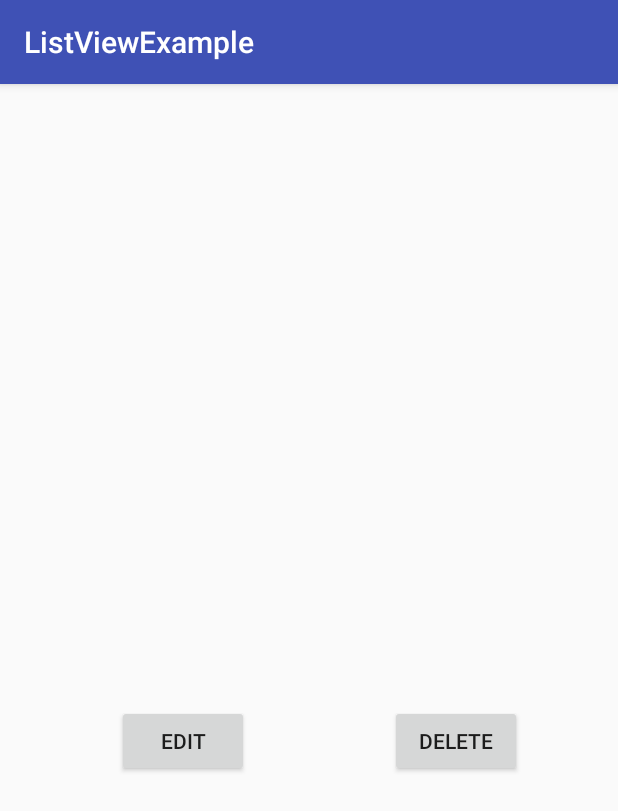
After one commit to erwanlbp/cryptolist, an Android app: the MenuActivity screen opened directly, with no data from a screen before it, on a phone screen of 412 x 824 dp. The commit adds this screen. Shown: the top 811 px of the screen. Run offline under Robolectric (Android 15) with nearby library versions, the phone set to English and light mode, and no system bars; 1 statement that could not run was skipped.

Commit message:
Alex (#3)
* debut edit delete

* fin edit delete

```diff
--- a/app/src/main/AndroidManifest.xml
+++ b/app/src/main/AndroidManifest.xml
@@ -16,7 +16,9 @@
                 <category android:name="android.intent.category.LAUNCHER" />
             </intent-filter>
         </activity>
-        <activity android:name=".CryptoListActivity"></activity>
+        <activity android:name=".CryptoListActivity" />
+        <activity android:name=".MenuActivity" />
+        <activity android:name=".EditActivity"></activity>
     </application>
 
 </manifest>
--- a/app/src/main/java/fr/eisti/listviewexample/Datas.java
+++ b/app/src/main/java/fr/eisti/listviewexample/Datas.java
@@ -17,7 +17,7 @@ public class Datas {
         this.cryptomonnaies = new ArrayList<>();
     }
 
-    public Datas getInstance() {
+    public static Datas getInstance() {
         if(instance==null)
             instance = new Datas();
         return instance;
--- /dev/null
+++ b/app/src/main/java/fr/eisti/listviewexample/MenuActivity.java
@@ -0,0 +1,39 @@
+package fr.eisti.listviewexample;
+
+import android.content.Intent;
+import android.support.v7.app.AppCompatActivity;
+import android.os.Bundle;
+import android.view.View;
+import android.widget.TextView;
+
+public class MenuActivity extends AppCompatActivity {
+
+    private String cryptoName;
+    private Cryptomonnaie cryptomonnaie;
+
+    @Override
+    protected void onCreate(Bundle savedInstanceState) {
+        super.onCreate(savedInstanceState);
+        setContentView(R.layout.activity_menu);
+
+        Intent intent = getIntent();
+        this.cryptoName = intent.getStringExtra("cryptoName");
+        this.cryptomonnaie = Datas.getInstance().get(this.cryptoName);
+
+        TextView cryptoNameTv = (TextView) findViewById(R.id.cryptoName_tv);
+        cryptoNameTv.setText(cryptoName);
+
+        TextView cryptoDescriptionTv = (TextView) findViewById(R.id.cryptoDescription_tv);
+        cryptoDescriptionTv.setText(cryptomonnaie.getDescription());
+    }
+
+    public void edit(View view) {
+        Intent intent = new Intent(this, EditActivity.class);
+        intent.putExtra("cryptoName", cryptoName);
+        startActivity(intent);
+    }
+
+    public void delete(View view) {
+        Datas.getInstance().delete(cryptomonnaie);
+    }
+}
--- /dev/null
+++ b/app/src/main/res/layout/activity_menu.xml
@@ -0,0 +1,69 @@
+<?xml version="1.0" encoding="utf-8"?>
+<android.support.constraint.ConstraintLayout xmlns:android="http://schemas.android.com/apk/res/android"
+    xmlns:app="http://schemas.android.com/apk/res-auto"
+    xmlns:tools="http://schemas.android.com/tools"
+    android:layout_width="match_parent"
+    android:layout_height="match_parent"
+    tools:context="fr.eisti.listviewexample.MenuActivity"
+    tools:layout_editor_absoluteY="81dp"
+    tools:layout_editor_absoluteX="0dp">
+
+    <RelativeLayout
+        android:layout_width="368dp"
+        android:layout_height="495dp"
+        android:layout_marginBottom="8dp"
+        android:layout_marginLeft="8dp"
+        android:layout_marginRight="8dp"
+        android:layout_marginTop="8dp"
+        app:layout_constraintBottom_toBottomOf="parent"
+        app:layout_constraintHorizontal_bias="1.0"
+        app:layout_constraintLeft_toLeftOf="parent"
+        app:layout_constraintRight_toRightOf="parent"
+        app:layout_constraintTop_toTopOf="parent"
+        app:layout_constraintVertical_bias="0.0">
+
+        <Button
+            android:id="@+id/edit_button"
+            android:layout_width="wrap_content"
+            android:layout_height="wrap_content"
+            android:layout_alignParentBottom="true"
+            android:layout_alignParentStart="true"
+            android:layout_marginBottom="41dp"
+            android:layout_marginStart="42dp"
+            android:onClick="edit"
+            android:text="@string/edit_button" />
+
+        <Button
+            android:id="@+id/delete_button"
+            android:layout_width="wrap_content"
+            android:layout_height="wrap_content"
+            android:layout_alignBaseline="@+id/edit_button"
+            android:layout_alignBottom="@+id/edit_button"
+            android:layout_marginStart="40dp"
+            android:layout_toEndOf="@+id/cryptoDescription_tv"
+            android:onClick="delete"
+            android:text="@string/delete_button" />
+
+        <TextView
+            android:id="@+id/cryptoName_tv"
+            android:layout_width="wrap_content"
+            android:layout_height="wrap_content"
+            android:layout_alignParentTop="true"
+            android:layout_centerHorizontal="true"
+            android:layout_marginTop="92dp"
+            android:textSize="18sp"
+            android:textStyle="bold" />
+
+        <TextView
+            android:id="@+id/cryptoDescription_tv"
+            android:layout_width="wrap_content"
+            android:layout_height="wrap_content"
+            android:layout_below="@+id/cryptoName_tv"
+            android:layout_centerHorizontal="true"
+            android:layout_marginTop="101dp"
+            android:textSize="18sp"
+            tools:layout_editor_absoluteX="-246dp"
+            tools:layout_editor_absoluteY="374dp" />
+    </RelativeLayout>
+
+</android.support.constraint.ConstraintLayout>
--- a/app/src/main/res/values/strings.xml
+++ b/app/src/main/res/values/strings.xml
@@ -1,3 +1,6 @@
 <resources>
     <string name="app_name">ListViewExample</string>
+    <string name="delete_button">Delete</string>
+    <string name="edit_button">Edit</string>
+    <string name="save_button">Save</string>
 </resources>
```
Also changed, not shown: app/src/main/java/fr/eisti/listviewexample/EditActivity.java (added, +41 -0 lines), app/src/main/res/layout/activity_edit.xml (added, +45 -0 lines).
